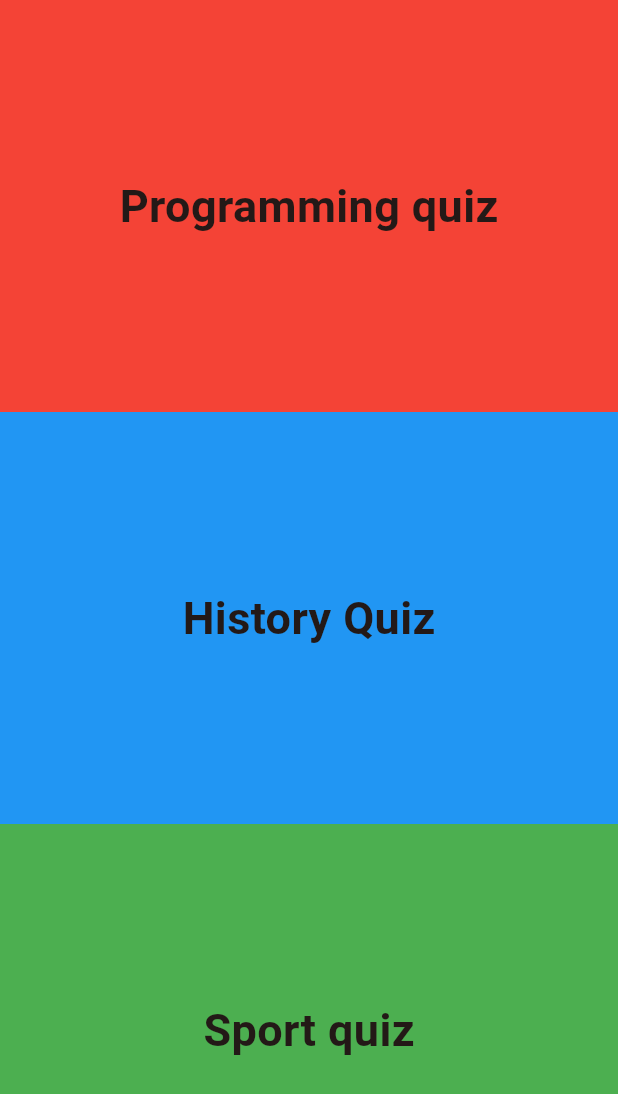
After one commit to MohamedElfalaky/EwaaQuizzApp, a Flutter app: the CategoryScreen screen opened directly, on a phone screen of 412 x 824 dp. The commit adds this screen. Shown: the top 1094 px of the screen. Run offline on Flutter 3.47's test engine with Material 3 defaults, Android fonts, the phone set to English and light mode, and no system bars.

Commit message:
all quiz app without score module

```diff
--- /dev/null
+++ b/lib/data/app_question_and_answers.dart
@@ -0,0 +1,192 @@
+List historyQuizQuestionsAndAnswers = [
+  {
+    "ques": "When did the First World War take place?",
+    "answers": [
+      "1910",
+      "1914",
+      "1920",
+      "1930",
+    ]
+  },
+  {
+    "ques": "Who was the first President of the United States?",
+    "answers": [
+      "George Washington",
+      "Thomas Jefferson",
+      "Abraham Lincoln",
+      "John Adams"
+    ]
+  },
+  {
+    "ques": "In which year did the Roman Empire fall?",
+    "answers": [
+      "476 AD",
+      "356 BC",
+      "1453 AD",
+      "1066 AD",
+      "12266 AD",
+      "10634346 AD",
+      "103466 AD",
+      "1063446 AD"
+    ]
+  },
+  {
+    "ques": "Where were the Olympic Games originated?",
+    "answers": ["Rome", "Athens", "Olympia", "Sparta"]
+  },
+  {
+    "ques": "What is the capital of KSA?",
+    "answers": ["Cairo", "Riyadh", "Tunisia", "Manama"]
+  },
+  {
+    "ques": "Who wrote the Declaration of Independence?",
+    "answers": [
+      "George Washington",
+      "Benjamin Franklin",
+      "Thomas Jefferson",
+      "John Adams"
+    ]
+  },
+  {
+    "ques": "What was the main cause of the Cold War?",
+    "answers": [
+      "Economic differences",
+      "Religious conflicts",
+      "Ideological conflicts between communism and capitalism",
+      "Territorial disputes"
+    ]
+  },
+  {
+    "ques": "Which civilization is known for its pyramids?",
+    "answers": ["Aztec", "Maya", "Egyptian", "Inca"]
+  },
+  {
+    "ques": "Who discovered America?",
+    "answers": [
+      "Christopher Columbus",
+      "Leif Erikson",
+      "Vasco da Gama",
+      "Marco Polo"
+    ]
+  },
+  {
+    "ques": "What year did the Titanic sink?",
+    "answers": ["1912", "1905", "1918", "1923"]
+  },
+];
+List sportsQuizQuestionsAndAnswers = [
+  {
+    "ques": "Which country won the 2018 FIFA World Cup?",
+    "answers": ["Brazil", "Germany", "France", "Argentina"]
+  },
+  {
+    "ques": "Who has won the most Olympic medals?",
+    "answers": ["Usain Bolt", "Michael Phelps", "Larisa Latynina", "Mark Spitz"]
+  },
+  {
+    "ques": "In what year were the first modern Olympics held?",
+    "answers": ["1896", "1900", "1924", "1936"]
+  },
+  {
+    "ques": "Which sport is known as 'the sport of kings'?",
+    "answers": ["Polo", "Horse Racing", "Fencing", "Archery"]
+  },
+  {
+    "ques": "Who is considered the greatest basketball player of all time?",
+    "answers": [
+      "LeBron James",
+      "Michael Jordan",
+      "Kobe Bryant",
+      "Magic Johnson"
+    ]
+  },
+  {
+    "ques":
+        "How many players are on a soccer team on the field at the same time?",
+    "answers": ["11", "9", "7", "13"]
+  },
+  {
+    "ques": "Which country hosted the 2016 Summer Olympics?",
+    "answers": ["China", "Brazil", "United Kingdom", "Russia"]
+  },
+  {
+    "ques": "What is the maximum weight for a golf ball?",
+    "answers": ["45.93 grams", "42.67 grams", "50.00 grams", "48.00 grams"]
+  },
+  {
+    "ques": "What sport is played at Wimbledon?",
+    "answers": ["Cricket", "Tennis", "Rugby", "Golf"]
+  },
+  {
+    "ques": "Who won the first ever Cricket World Cup in 1975?",
+    "answers": ["Australia", "West Indies", "England", "India"]
+  },
+];
+List programmingQuizQuestionsAndAnswers = [
+  {
+    "ques": "What does HTML stand for?",
+    "answers": [
+      "Hyperlinks and Text Markup Language",
+      "Hyper Text Markup Language",
+      "Home Tool Markup Language",
+      "Hyper Tool Multi Language"
+    ]
+  },
+  {
+    "ques": "Which language runs in a web browser?",
+    "answers": ["Java", "C", "Python", "JavaScript"]
+  },
+  {
+    "ques": "What symbol is used to start a comment in Python?",
+    "answers": ["//", "/*", "#", "<!--"]
+  },
+  {
+    "ques": "Which of the following is a way to iterate over an array in Java?",
+    "answers": ["for loop", "while loop", "do-while loop", "All of the above"]
+  },
+  {
+    "ques": "What does CSS stand for?",
+    "answers": [
+      "Creative Style Sheets",
+      "Computer Style Sheets",
+      "Cascading Style Sheets",
+      "Colorful Style Sheets"
+    ]
+  },
+  {
+    "ques": "Which is not a JavaScript Framework?",
+    "answers": ["Python Script", "JQuery", "Django", "NodeJS"]
+  },
+  {
+    "ques": "Which language is used for styling web pages?",
+    "answers": ["HTML", "JQuery", "CSS", "XML"]
+  },
+  {
+    "ques":
+        "What is the correct syntax for referring to an external script called 'xxx.js'?",
+    "answers": [
+      "<script href='xxx.js'>",
+      "<script name='xxx.js'>",
+      "<script src='xxx.js'>",
+      "<script file='xxx.js'>"
+    ]
+  },
+  {
+    "ques": "How do you create a function in JavaScript?",
+    "answers": [
+      "function:myFunction()",
+      "function myFunction()",
+      "function = myFunction()",
+      "function => myFunction()"
+    ]
+  },
+  {
+    "ques": "How do you call a function named 'myFunction'?",
+    "answers": [
+      "call function myFunction()",
+      "call myFunction()",
+      "myFunction()",
+      "function myFunction()"
+    ]
+  },
+];
--- a/lib/main.dart
+++ b/lib/main.dart
@@ -1,4 +1,8 @@
 import 'package:flutter/material.dart';
+import 'package:quiz_app_ewabootcamp/screens/category_screen.dart';
+import 'package:quiz_app_ewabootcamp/screens/login_screen.dart';
+import 'package:quiz_app_ewabootcamp/screens/question_screen.dart';
+import 'package:quiz_app_ewabootcamp/screens/score_screen.dart';
 import 'package:quiz_app_ewabootcamp/screens/splash_screen.dart';
 
 void main() {
--- /dev/null
+++ b/lib/screens/category_screen.dart
@@ -0,0 +1,51 @@
+import 'package:flutter/material.dart';
+import 'package:quiz_app_ewabootcamp/Data/app_question_and_answers.dart';
+
+import 'package:quiz_app_ewabootcamp/screens/question_screen.dart';
+
+class CategoryScreen extends StatelessWidget {
+  const CategoryScreen({super.key});
+
+  @override
+  Widget build(BuildContext context) {
+    return Scaffold(
+      body: Column(
+        children: [
+          categoryContainer("Programming quiz", Colors.red, context,
+              programmingQuizQuestionsAndAnswers),
+          categoryContainer("History Quiz", Colors.blue, context,
+              historyQuizQuestionsAndAnswers),
+          categoryContainer("Sport quiz", Colors.green, context,
+              sportsQuizQuestionsAndAnswers),
+        ],
+      ),
+    );
+  }
+
+  /// Reusble component-widget / shared component-widget
+  Widget categoryContainer(
+      String quizName, Color quizColor, context, List qList) {
+    return Expanded(
+      child: InkWell(
+        onTap: () {
+          Navigator.push(
+            context,
+            MaterialPageRoute<void>(
+              builder: (BuildContext context) => QuestionScreen(
+                questionsAndAnswersList: qList,
+              ),
+            ),
+          );
+        },
+        child: Container(
+          child: Center(
+              child: Text(
+            quizName,
+            style: TextStyle(fontSize: 30, fontWeight: FontWeight.bold),
+          )),
+          color: quizColor,
+        ),
+      ),
+    );
+  }
+}
--- /dev/null
+++ b/lib/utils/global_variable.dart
@@ -0,0 +1,3 @@
+import 'package:flutter/material.dart';
+
+TextEditingController userNameController = TextEditingController();
```
Also changed, not shown: lib/screens/login_screen.dart (+163 -0 lines), lib/screens/question_screen.dart (added, +87 -0 lines), lib/screens/score_screen.dart (added, +52 -0 lines), lib/screens/splash_screen.dart (+10 -2 lines), assets/facebook_icon.webp (added), assets/google_icon.png (added), assets/linkedin_icon.webp (added), assets/login_image.png (added), 1 other file.
